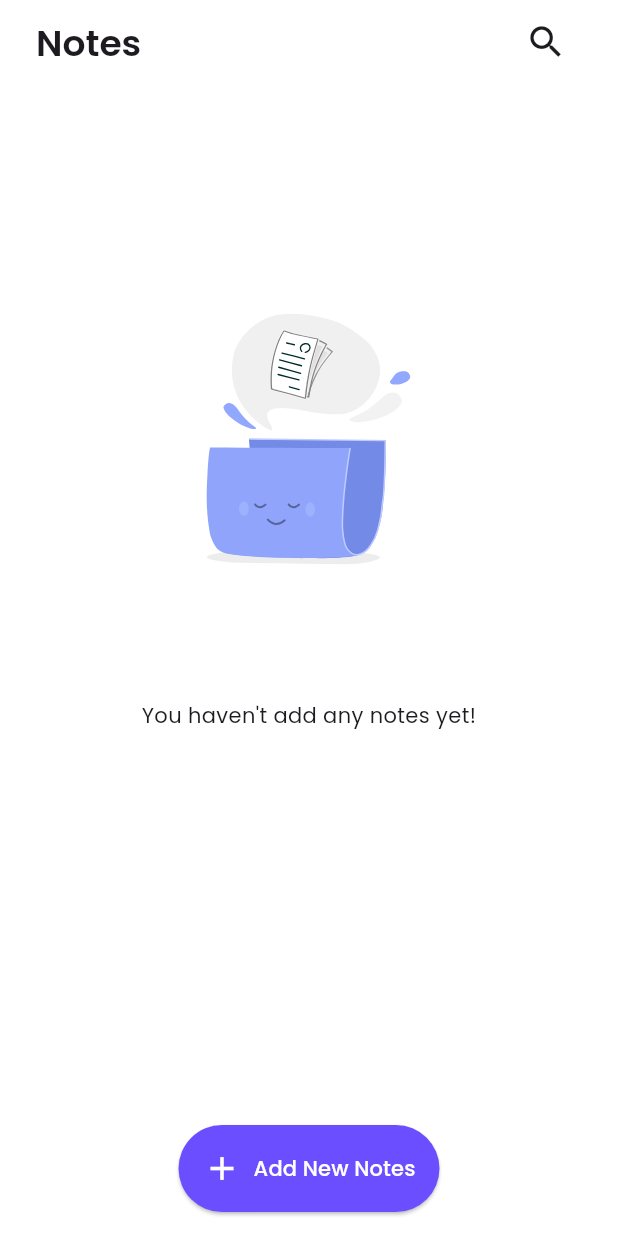
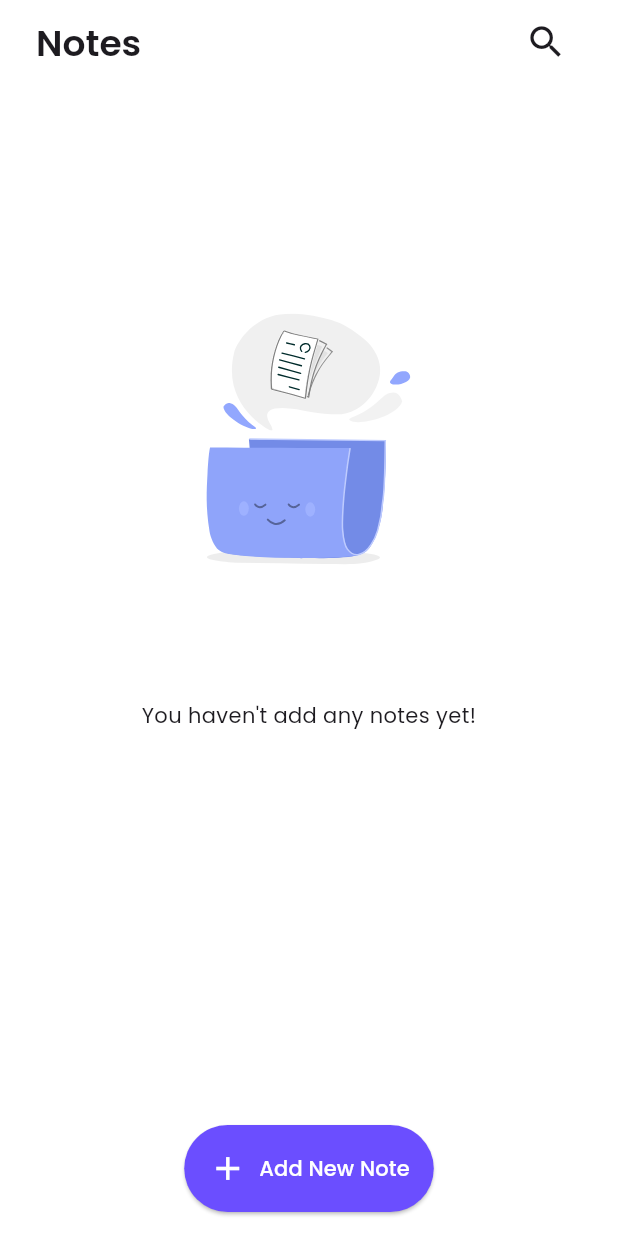
Before and after one commit to AhmedTarek-f/notes-app, a Flutter app: the screen it shows after launch, on a phone screen of 412 x 824 dp. Run offline on Flutter 3.47's test engine with Material 3 defaults, Android fonts, the light colour scheme and no system bars; our stand-ins replace flutter_native_splash, get, get_storage, lottie.

Commit message:
changing text value

```diff
--- a/lib/features/notes_home/presentation/views/widgets/floating_add_new_notes.dart
+++ b/lib/features/notes_home/presentation/views/widgets/floating_add_new_notes.dart
@@ -23,7 +23,7 @@ class FloatingAddNewNotes extends StatelessWidget {
         children: [
           Icon(Icons.add,color: Colors.white,size: 26,),
           SizedBox(width: 8,),
-          Text("Add New Notes",style: TextStyle(color: Colors.white),),
+          Text("Add New Note",style: TextStyle(color: Colors.white),),
         ],
       ),
     );
```
